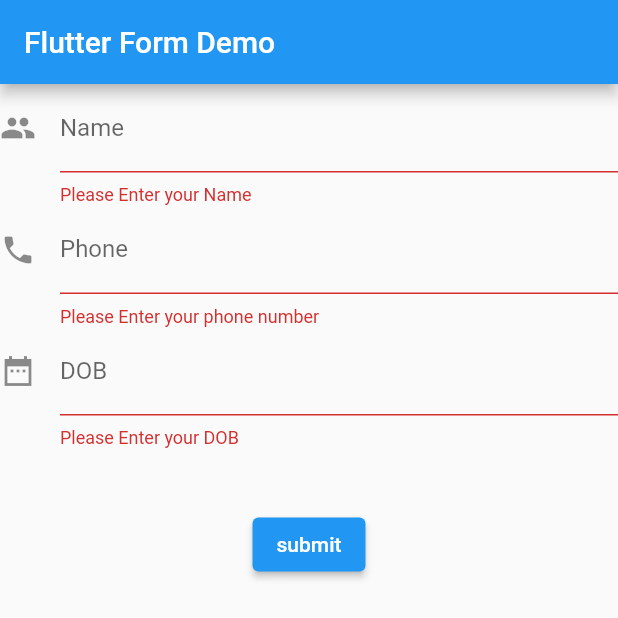
After one commit to Ahmed-jad/flutter_practical, a Flutter app: the screen it shows after launch, after a tap on "submit", on a phone screen of 412 x 824 dp. The commit adds this screen. Shown: the top 618 px of the screen. Run offline on Flutter 3.47's test engine with Material 2 defaults, Android fonts, the phone set to English and light mode, and no system bars.

Commit message:
first chapter forms pages

```diff
--- /dev/null
+++ b/lib/form.dart
@@ -0,0 +1,75 @@
+import 'package:flutter/material.dart';
+import 'package:practica_app/sucess.dart';
+
+class MycustomForm extends StatefulWidget {
+  const MycustomForm({Key? key}) : super(key: key);
+
+  @override
+  _MycustomFormState createState() => _MycustomFormState();
+}
+
+class _MycustomFormState extends State<MycustomForm> {
+  final _formKey = GlobalKey<FormState>();
+  @override
+  Widget build(BuildContext context) {
+    return Form(
+        key: _formKey,
+        child: Column(
+          children: [
+            TextFormField(
+              decoration: InputDecoration(
+                icon: Icon(Icons.people),
+                hintText: 'Enter your Name',
+                labelText: 'Name',
+              ),
+              validator: (value) {
+                if (value!.isEmpty) {
+                  return 'Please Enter your Name';
+                }
+                return null;
+              },
+            ),
+            TextFormField(
+              decoration: InputDecoration(
+                icon: Icon(Icons.phone),
+                hintText: 'Enter your Number',
+                labelText: 'Phone',
+              ),
+              validator: (value) {
+                if (value!.isEmpty) {
+                  return 'Please Enter your phone number';
+                }
+                return null;
+              },
+            ),
+            TextFormField(
+              decoration: InputDecoration(
+                icon: Icon(Icons.date_range_sharp),
+                hintText: 'Enter your DOB',
+                labelText: 'DOB',
+              ),
+              validator: (value) {
+                if (value!.isEmpty) {
+                  return 'Please Enter your DOB';
+                }
+                return null;
+              },
+            ),
+            Container(
+              padding: EdgeInsets.only(top: 40),
+              child: ElevatedButton(
+                child: Text('submit'),
+                onPressed: () {
+                  if (_formKey.currentState!.validate()) {
+                    Navigator.push(
+                        context,
+                        MaterialPageRoute(
+                            builder: (context) => SecondScreen()));
+                  }
+                },
+              ),
+            )
+          ],
+        ));
+  }
+}
```
Also changed, not shown: lib/list_view.dart (added, +50 -0 lines), lib/main.dart (+13 -96 lines), lib/sucess.dart (added, +30 -0 lines), pubspec.yaml (+5 -3 lines), assets/ahCv.png (added), assets/cat.jpeg (added).
